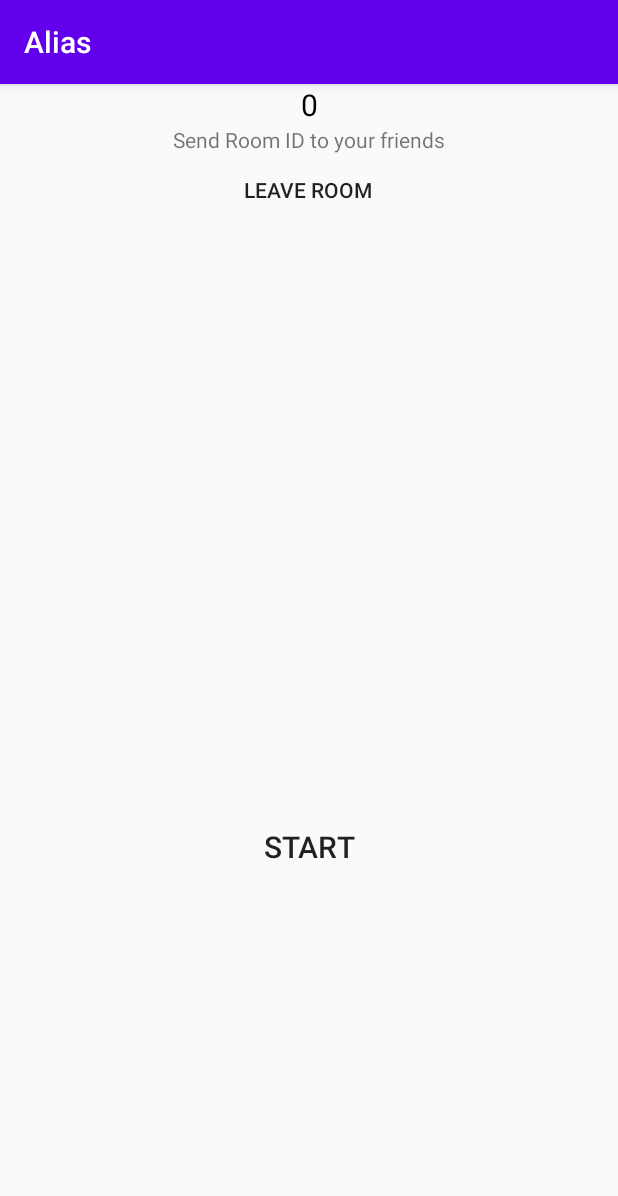
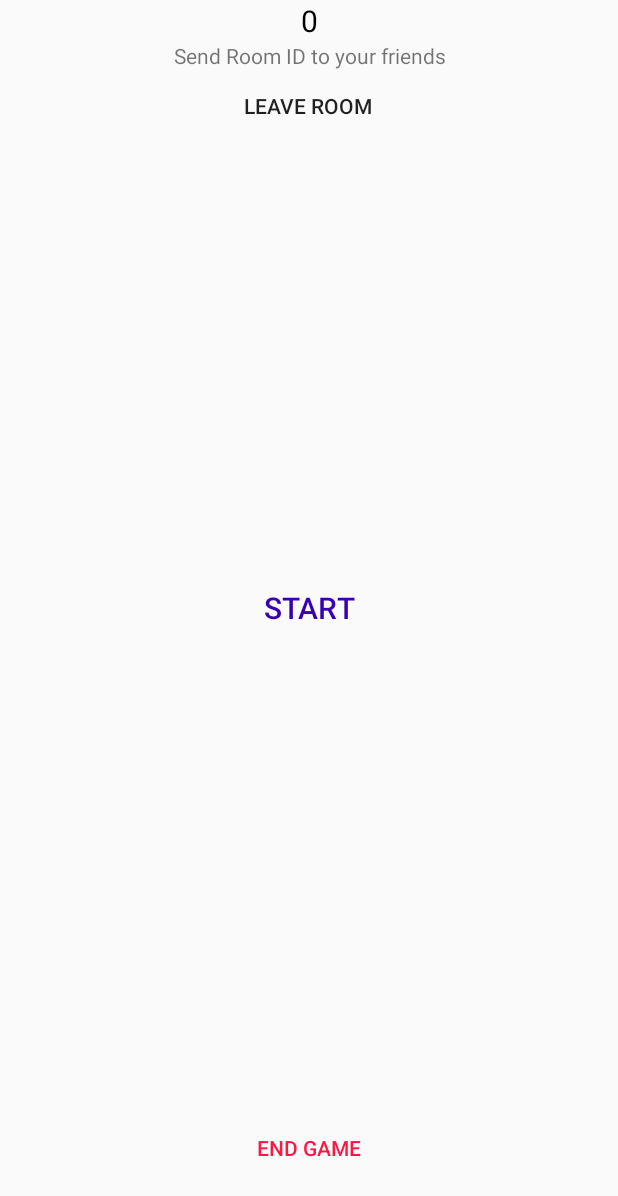
Before and after one commit to karvetskiy/alias-client, an Android app: the RoomActivity screen opened directly, with no data from a screen before it, on a phone screen of 412 x 824 dp. Shown: the top 1196 px of the screen. Run offline under Robolectric (Android 15) with nearby library versions, the phone set to English and light mode, and no system bars; our stand-ins replace ButterKnife, RxJava; libraries missing offline, so code that uses them is left out: com.grapesnberries.curllogger; 1 statement that could not run was skipped.

Commit message:
version 0.1 *вроде бы работает

```diff
--- a/app/src/main/java/com/example/alias_client/RoomActivity.kt
+++ b/app/src/main/java/com/example/alias_client/RoomActivity.kt
@@ -13,6 +13,7 @@ import butterknife.ButterKnife
 import butterknife.OnClick
 import com.example.alias_client.MainActivity.Companion.room
 import com.example.alias_client.MainActivity.Companion.user
+import com.example.alias_client.MainActivity.Companion.winner
 import com.example.alias_client.MainActivity.Companion.word
 import com.example.alias_client.data.Room
 import com.example.alias_client.data.User
@@ -29,15 +30,16 @@ class RoomActivity : AppCompatActivity() {
     private val handler = Handler()
 
 
-    val timer = object: CountDownTimer(60000, 1000) {
+    private val timer = object: CountDownTimer(60000, 1000) {
         override fun onTick(ms: Long) {
             tvTimer.text = (ms/1000).toString()
         }
         override fun onFinish() {
             tvTimer.text = ""
-            tvWord.text = "Time's up"
+            tvWord.text = "Score: ${user.score}"
             btNo.visibility = View.INVISIBLE
             btYes.visibility = View.INVISIBLE
+            btStart.visibility = View.VISIBLE
             c.update {
                 c.nextUser {
                     c.updateRoomState(room.roomid){}
@@ -50,30 +52,32 @@ class RoomActivity : AppCompatActivity() {
         super.onCreate(savedInstanceState)
         setContentView(R.layout.activity_room)
         ButterKnife.bind(this)
+        toCheckRoomState()
         tvRoom.text = room.roomid.toString()
-        tvInfo.text = "Send room ID to your friends\nUser #${user.userid}"
-        toCheckRoomState()
+        tvInfo.text = "Send room ID to your friends\nUser ${user.username}"
     }
 
     private fun toCheckRoomState() {
         val runnable = Runnable {
-            c.updateRoomState(room.roomid) {}
+            c.update {
+                c.updateRoomState(room.roomid) {}
+            }
+
             toCheckRoomState()
         }
-        handler.postDelayed(runnable, 10000)
+        handler.postDelayed(runnable, 2000)
     }
 
     @OnClick(R.id.btStart)
     fun clickBtStart(){
         if (room.activeUserID == user.userid){
             c.getWord {
-                Log.i("word", word)
                 tvWord.text = word
                 timer.start()
                 btYes.visibility = View.VISIBLE
                 btNo.visibility = View.VISIBLE
+                btStart.visibility = View.INVISIBLE
             }
-            Log.i("word", word)
 
 
         } else{
@@ -99,6 +103,7 @@ class RoomActivity : AppCompatActivity() {
             tvWord.text = word
         }
         user.score += 1
+
     }
 
     @OnClick(R.id.btNo)
@@ -112,6 +117,13 @@ class RoomActivity : AppCompatActivity() {
         }
     }
 
+    @OnClick(R.id.btEnd)
+    fun clickBtEnd(){
+        c.getWinner {
+            tvWord.text = "${winner.username} победил\nсчет: ${winner.score}"
+        }
+    }
+
     private fun showMessage(text: String) {
         Toast.makeText(this, text, Toast.LENGTH_SHORT).show()
     }
--- a/app/src/main/java/com/example/alias_client/data/User.kt
+++ b/app/src/main/java/com/example/alias_client/data/User.kt
@@ -6,4 +6,5 @@ import java.util.*
 class User {
     var userid = 0
     var score: Int = 0
+    var username = ""
 }
--- a/app/src/main/java/com/example/alias_client/net/Requests.kt
+++ b/app/src/main/java/com/example/alias_client/net/Requests.kt
@@ -1,6 +1,7 @@
 package com.example.alias_client.net
 
 import com.example.alias_client.data.Room
+import com.example.alias_client.data.User
 import io.reactivex.Observable
 import okhttp3.ResponseBody
 import retrofit2.http.GET
@@ -32,4 +33,7 @@ interface Requests {
     @GET("updateOnServer")
     fun update(@Query("roomid")roomid: Int, @Query("userid")userid: Int, @Query("score")score: Int):Observable<ResponseBody>
 
+    @GET("winner")
+    fun winner(@Query("roomid")roomid: Int):Observable<User>
+
 }
--- a/app/src/main/java/com/example/alias_client/net/RequestsI.kt
+++ b/app/src/main/java/com/example/alias_client/net/RequestsI.kt
@@ -1,6 +1,7 @@
 package com.example.alias_client.net
 
 import com.example.alias_client.data.Room
+import com.example.alias_client.data.User
 import io.reactivex.Observable
 import okhttp3.ResponseBody
 
@@ -14,5 +15,6 @@ interface RequestsI {
     fun getWord():Observable<String>
     fun nextUser(roomid: Int, userid: Int):Observable<ResponseBody>
     fun update(roomid: Int, userid: Int, score: Int):Observable<ResponseBody>
+    fun winner(roomid: Int):Observable<User>
 
 }
--- a/app/src/main/java/com/example/alias_client/net/RequestsImpl.kt
+++ b/app/src/main/java/com/example/alias_client/net/RequestsImpl.kt
@@ -1,6 +1,7 @@
 package com.example.alias_client.net
 
 import com.example.alias_client.data.Room
+import com.example.alias_client.data.User
 import io.reactivex.Observable
 import io.reactivex.android.schedulers.AndroidSchedulers
 import io.reactivex.schedulers.Schedulers
@@ -62,4 +63,9 @@ class RequestsImpl(): BaseRequest(), RequestsI {
             .subscribeOn(Schedulers.newThread())
             .observeOn(AndroidSchedulers.mainThread())
 
+    override fun winner(roomid: Int): Observable<User> =
+        getBnc()
+            .winner(roomid)
+            .subscribeOn(Schedulers.newThread())
+            .observeOn(AndroidSchedulers.mainThread())
 }
--- a/app/src/main/res/layout/activity_room.xml
+++ b/app/src/main/res/layout/activity_room.xml
@@ -20,6 +20,7 @@
         android:id="@+id/tvInfo"
         android:layout_width="wrap_content"
         android:layout_height="wrap_content"
+        android:gravity="center"
         android:text="Send Room ID to your friends"
         app:layout_constraintEnd_toEndOf="parent"
         app:layout_constraintStart_toStartOf="parent"
@@ -60,12 +61,14 @@
 
     <Button
         android:id="@+id/btNo"
-        style="@android:style/Widget.Material.Button.Borderless"
+        style="@android:style/Widget.Material.Button.Borderless.Colored"
         android:layout_width="wrap_content"
         android:layout_height="wrap_content"
         android:layout_marginStart="64dp"
         android:layout_marginTop="32dp"
         android:text="NO"
+        android:textColor="#F44336"
+        android:textColorHighlight="#E91E63"
         android:textSize="40sp"
         android:visibility="invisible"
         app:layout_constraintStart_toStartOf="parent"
@@ -79,6 +82,8 @@
         android:layout_marginTop="32dp"
         android:layout_marginEnd="64dp"
         android:text="YES"
+        android:textColor="#4CAF50"
+        android:textColorHighlight="#4CAF50"
         android:textSize="40sp"
         android:visibility="invisible"
         app:layout_constraintEnd_toEndOf="parent"
@@ -90,9 +95,24 @@
         android:layout_width="wrap_content"
         android:layout_height="wrap_content"
         android:text="Start"
+        android:textColor="@color/colorPrimaryDark"
         android:textSize="20sp"
         app:layout_constraintBottom_toBottomOf="parent"
         app:layout_constraintEnd_toEndOf="parent"
         app:layout_constraintStart_toStartOf="parent"
-        app:layout_constraintTop_toBottomOf="@+id/tvTimer" />
+        app:layout_constraintTop_toBottomOf="@+id/tvTimer"
+        app:layout_constraintVertical_bias="0.25" />
+
+    <Button
+        android:id="@+id/btEnd"
+        style="@android:style/Widget.Material.Light.Button.Borderless"
+        android:layout_width="wrap_content"
+        android:layout_height="wrap_content"
+        android:text="End game"
+        android:textColor="#FF1744"
+        app:layout_constraintBottom_toBottomOf="parent"
+        app:layout_constraintEnd_toEndOf="parent"
+        app:layout_constraintStart_toStartOf="parent"
+        app:layout_constraintTop_toBottomOf="@+id/btStart"
+        app:layout_constraintVertical_bias="0.9" />
 </androidx.constraintlayout.widget.ConstraintLayout>
--- a/app/src/main/res/values/styles.xml
+++ b/app/src/main/res/values/styles.xml
@@ -1,7 +1,7 @@
 <resources>
 
     <!-- Base application theme. -->
-    <style name="AppTheme" parent="Theme.AppCompat.Light.DarkActionBar">
+    <style name="AppTheme" parent="Theme.AppCompat.DayNight.NoActionBar">
         <!-- Customize your theme here. -->
         <item name="colorPrimary">@color/colorPrimary</item>
         <item name="colorPrimaryDark">@color/colorPrimaryDark</item>
@@ -13,7 +13,7 @@
         <item name="windowNoTitle">true</item>
     </style>
 
-    <style name="AppTheme.AppBarOverlay" parent="ThemeOverlay.AppCompat.Dark.ActionBar" />
+    <style name="AppTheme.AppBarOverlay" parent="ThemeOverlay.AppCompat.Dark" />
 
     <style name="AppTheme.PopupOverlay" parent="ThemeOverlay.AppCompat.Light" />
 
```
Also changed, not shown: app/src/main/java/com/example/alias_client/MainActivity.kt (+19 -8 lines), app/src/main/java/com/example/alias_client/net/Converter.kt (+14 -0 lines), app/src/main/res/layout/activity_main.xml (+19 -5 lines).
